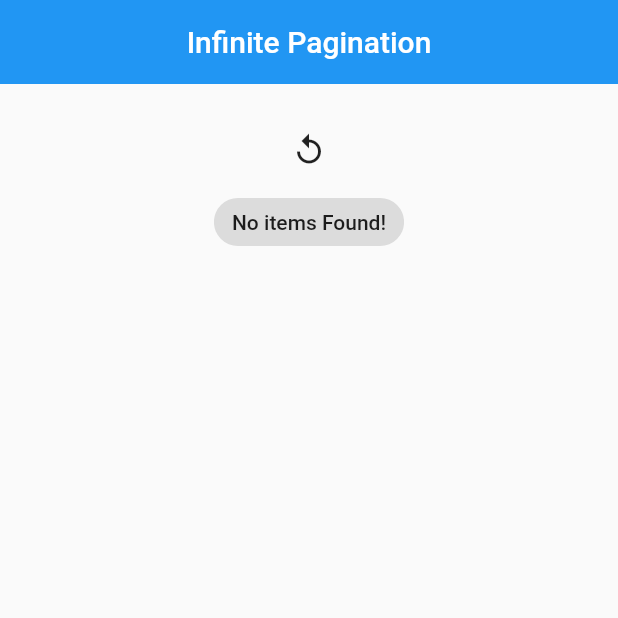
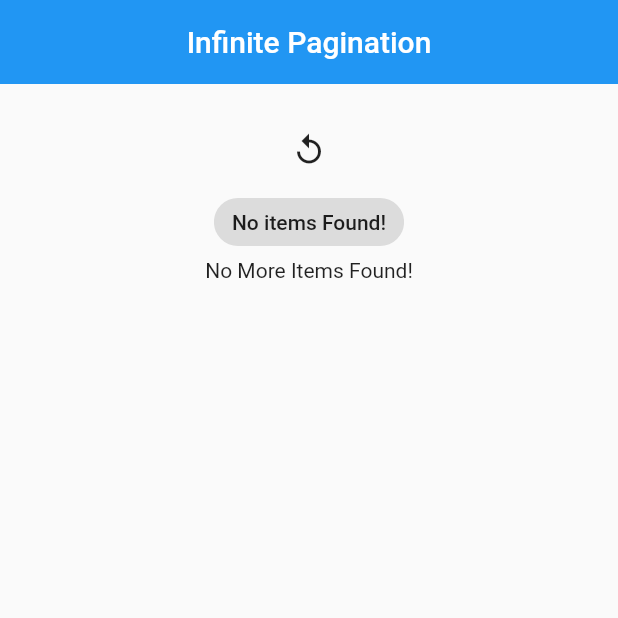
Before and after one commit to rutvik110/Flutter-Infinite-Pagination, a Flutter app: the screen it shows after launch, after a tap on the "replay" icon, on a phone screen of 412 x 824 dp, the top half of it. Run offline on Flutter 3.47's test engine with Material 2 defaults, Android fonts, the phone set to English and light mode, and no system bars; our stand-ins replace cloud_firestore, firebase_core, flutter_riverpod, freezed_annotation; accounts and stored records are empty.

Commit message:
Here we go!💙 🚀

```diff
--- a/lib/main.dart
+++ b/lib/main.dart
@@ -1,7 +1,8 @@
 import 'package:firebase_core/firebase_core.dart';
 import 'package:flutter/material.dart';
 import 'package:flutter_riverpod/flutter_riverpod.dart';
-import 'package:infinite_pagination/providers.dart';
+import 'package:infinite_pagination/src/database.dart';
+import 'package:infinite_pagination/src/providers.dart';
 
 void main() async {
   WidgetsFlutterBinding.ensureInitialized();
@@ -38,10 +39,13 @@ class PaginatedListView extends ConsumerWidget {
       double currentScroll = scrollController.position.pixels;
       double delta = MediaQuery.of(context).size.width * 0.20;
       if (maxScroll - currentScroll <= delta) {
-        ref.read(itemsProvider.notifier).fetchNextPage();
+        ref.read(itemsProvider.notifier).fetchNextBatch();
       }
     });
     return Scaffold(
+      floatingActionButton: ScrollToTopButton(
+        scrollController: scrollController,
+      ),
       body: CustomScrollView(
         controller: scrollController,
         restorationId: "items List",
@@ -57,9 +61,70 @@ class PaginatedListView extends ConsumerWidget {
             ),
           ),
           ItemsList(),
-          PostsListBottomWidget(),
+          NoMoreItems(),
+          OnGoingBottomWidget(),
         ],
       ),
+    );
+  }
+}
+
+class ScrollToTopButton extends StatelessWidget {
+  const ScrollToTopButton({
+    Key? key,
+    required this.scrollController,
+  }) : super(key: key);
+
+  final ScrollController scrollController;
+
+  @override
+  Widget build(BuildContext context) {
+    return AnimatedBuilder(
+      animation: scrollController,
+      builder: (context, child) {
+        double scrollOffset = scrollController.offset;
+        return scrollOffset > MediaQuery.of(context).size.height * 0.5
+            ? FloatingActionButton(
+                tooltip: "Scroll to top",
+                child: const Icon(
+                  Icons.arrow_upward,
+                ),
+                onPressed: () async {
+                  scrollController.animateTo(
+                    0,
+                    duration: const Duration(milliseconds: 300),
+                    curve: Curves.easeInOut,
+                  );
+                },
+              )
+            : const SizedBox.shrink();
+      },
+    );
+  }
+}
+
+class NoMoreItems extends ConsumerWidget {
+  const NoMoreItems({Key? key}) : super(key: key);
+
+  @override
+  Widget build(BuildContext context, WidgetRef ref) {
+    final state = ref.watch(itemsProvider);
+
+    return SliverToBoxAdapter(
+      child: state.maybeWhen(
+          orElse: () => const SizedBox.shrink(),
+          data: (items) {
+            final nomoreItems = ref.read(itemsProvider.notifier).noMoreItems;
+            return nomoreItems
+                ? const Padding(
+                    padding: EdgeInsets.only(bottom: 20),
+                    child: Text(
+                      "No More Items Found!",
+                      textAlign: TextAlign.center,
+                    ),
+                  )
+                : const SizedBox.shrink();
+          }),
     );
   }
 }
@@ -71,10 +136,7 @@ class ItemsList extends StatelessWidget {
   Widget build(BuildContext context) {
     return Consumer(builder: (context, ref, child) {
       final state = ref.watch(itemsProvider);
-      return state.maybeWhen(
-        orElse: () => const SliverToBoxAdapter(
-          child: SizedBox.shrink(),
-        ),
+      return state.when(
         data: (items) {
           return items.isEmpty
               ? SliverToBoxAdapter(
@@ -82,7 +144,7 @@ class ItemsList extends StatelessWidget {
                     children: [
                       IconButton(
                         onPressed: () {
-                          ref.read(itemsProvider.notifier).fetchFirstPage(true);
+                          ref.read(itemsProvider.notifier).fetchFirstBatch();
                         },
                         icon: const Icon(Icons.replay),
                       ),
@@ -92,18 +154,11 @@ class ItemsList extends StatelessWidget {
                     ],
                   ),
                 )
-              : SliverList(
-                  delegate: SliverChildBuilderDelegate(
-                    (context, index) {
-                      return ListTile(
-                        title: Text("Item ${index + 1}"),
-                      );
-                    },
-                    childCount: items.length,
-                  ),
+              : ItemsListBuilder(
+                  items: items,
                 );
         },
-        loading: (items) => const SliverToBoxAdapter(
+        loading: () => const SliverToBoxAdapter(
             child: Center(child: CircularProgressIndicator())),
         error: (e, stk) => SliverToBoxAdapter(
           child: Center(
@@ -124,27 +179,13 @@ class ItemsList extends StatelessWidget {
           ),
         ),
         onGoingLoading: (items) {
-          return SliverList(
-            delegate: SliverChildBuilderDelegate(
-              (context, index) {
-                return ListTile(
-                  title: Text("Item ${index + 1}"),
-                );
-              },
-              childCount: items.length,
-            ),
+          return ItemsListBuilder(
+            items: items,
           );
         },
         onGoingError: (items, e, stk) {
-          return SliverList(
-            delegate: SliverChildBuilderDelegate(
-              (context, index) {
-                return ListTile(
-                  title: Text("Item ${index + 1}"),
-                );
-              },
-              childCount: items.length,
-            ),
+          return ItemsListBuilder(
+            items: items,
           );
         },
       );
@@ -152,14 +193,37 @@ class ItemsList extends StatelessWidget {
   }
 }
 
-class PostsListBottomWidget extends StatelessWidget {
-  const PostsListBottomWidget({Key? key}) : super(key: key);
+class ItemsListBuilder extends StatelessWidget {
+  const ItemsListBuilder({
+    Key? key,
+    required this.items,
+  }) : super(key: key);
+
+  final List<Item> items;
 
   @override
   Widget build(BuildContext context) {
-    return SliverToBoxAdapter(
-      child: Padding(
-        padding: const EdgeInsets.only(bottom: 80),
+    return SliverList(
+      delegate: SliverChildBuilderDelegate(
+        (context, index) {
+          return ListTile(
+            title: Text("Item ${index + 1}"),
+          );
+        },
+        childCount: items.length,
+      ),
+    );
+  }
+}
+
+class OnGoingBottomWidget extends StatelessWidget {
+  const OnGoingBottomWidget({Key? key}) : super(key: key);
+
+  @override
+  Widget build(BuildContext context) {
+    return SliverPadding(
+      padding: const EdgeInsets.all(40),
+      sliver: SliverToBoxAdapter(
         child: Consumer(builder: (context, ref, child) {
           final state = ref.watch(itemsProvider);
           return state.maybeWhen(
--- a/lib/database.dart
+++ b/lib/src/database.dart
@@ -12,16 +12,15 @@ class Item {
 }
 
 class MyDatabase {
-  Future<List<Item>> fetchItems(
-    Item? items,
-    int offset,
-  ) async {
+  Future<List<Item>> fetchItems(Item? item) async {
     final itemsCollectionRef = FirebaseFirestore.instance.collection('posts');
-    if (items == null) {
+
+    if (item == null) {
       final documentSnapshot = await itemsCollectionRef
           .orderBy("createdAt", descending: true)
-          .limit(20)
+          .limit(1000)
           .get();
+
       return documentSnapshot.docs
           .map<Item>(
             (data) => Item(
@@ -34,14 +33,18 @@ class MyDatabase {
     } else {
       final documentSnapshot = await itemsCollectionRef
           .orderBy("createdAt", descending: true)
-          .startAfter([items.createdAt])
-          .limit(20)
+          .startAfter([item.createdAt])
+          .limit(1000)
           .get();
+
       return documentSnapshot.docs
-          .map<Item>((data) => Item(
+          .map<Item>(
+            (data) => Item(
               title: data['title'],
               body: data['body'],
-              createdAt: data['createdAt']))
+              createdAt: data['createdAt'],
+            ),
+          )
           .toList();
     }
   }
--- a/lib/pagination_notifier.dart
+++ b/lib/src/pagination_notifier.dart
@@ -2,16 +2,16 @@ import 'dart:async';
 import 'dart:developer';
 
 import 'package:flutter_riverpod/flutter_riverpod.dart';
-import 'package:infinite_pagination/pagination_state.dart';
+import 'package:infinite_pagination/src/pagination_state/pagination_state.dart';
 
 class PaginationNotifier<T> extends StateNotifier<PaginationState<T>> {
   PaginationNotifier({
     required this.fetchNextItems,
-    required this.hitsPerPage,
-  }) : super(const PaginationState.loading([]));
+    required this.itemsPerBatch,
+  }) : super(const PaginationState.loading());
 
-  final Future<List<T>> Function(T? item, int offset) fetchNextItems;
-  final int hitsPerPage;
+  final Future<List<T>> Function(T? item) fetchNextItems;
+  final int itemsPerBatch;
 
   final List<T> _items = [];
 
@@ -21,13 +21,12 @@ class PaginationNotifier<T> extends StateNotifier<PaginationState<T>> {
 
   void init() {
     if (_items.isEmpty) {
-      // _timer.cancel();
-      fetchFirstPage(true);
+      fetchFirstBatch();
     }
   }
 
   void updateData(List<T> result) {
-    noMoreItems = result.length < hitsPerPage;
+    noMoreItems = result.length < itemsPerBatch;
 
     if (result.isEmpty) {
       state = PaginationState.data(_items);
@@ -36,28 +35,20 @@ class PaginationNotifier<T> extends StateNotifier<PaginationState<T>> {
     }
   }
 
-  Future<void> fetchFirstPage(bool clearCurrentList) async {
+  Future<void> fetchFirstBatch() async {
     try {
-      state = PaginationState.loading(_items);
+      state = const PaginationState.loading();
 
-      final List<T> result = _items.isEmpty || clearCurrentList
-          ? await fetchNextItems(
-              null,
-              0,
-            )
-          : await fetchNextItems(_items.last, _items.length);
-      if (clearCurrentList) {
-        _items.clear();
-      }
+      final List<T> result = _items.isEmpty
+          ? await fetchNextItems(null)
+          : await fetchNextItems(_items.last);
       updateData(result);
     } catch (e, stk) {
       state = PaginationState.error(e, stk);
     }
   }
 
-  Future<void> fetchNextPage({
-    bool clearCurrentList = false,
-  }) async {
+  Future<void> fetchNextBatch() async {
     if (_timer.isActive && _items.isNotEmpty) {
       return;
     }
@@ -72,13 +63,14 @@ class PaginationNotifier<T> extends StateNotifier<PaginationState<T>> {
       return;
     }
 
-    log("Passed");
+    log("Fetching next batch of items");
 
     state = PaginationState.onGoingLoading(_items);
 
     try {
       await Future.delayed(const Duration(seconds: 1));
-      final result = await fetchNextItems(_items.last, _items.length);
+      final result = await fetchNextItems(_items.last);
+      log(result.length.toString());
       updateData(result);
     } catch (e, stk) {
       log("Error fetching next page", error: e, stackTrace: stk);
--- a/lib/pagination_state.dart
+++ b/lib/src/pagination_state/pagination_state.dart
@@ -5,10 +5,8 @@ part 'pagination_state.freezed.dart';
 @freezed
 abstract class PaginationState<T> with _$PaginationState<T> {
   const factory PaginationState.data(List<T> items) = _Data;
-  const factory PaginationState.loading(List<T> items) = _Loading;
+  const factory PaginationState.loading() = _Loading;
   const factory PaginationState.error(Object? e, [StackTrace? stk]) = _Error;
-  // const factory PaginationState.onGoingData(List<T> items, bool hasReachedMax) =
-  //     _OnGoingData;
   const factory PaginationState.onGoingLoading(List<T> items) = _OnGoingLoading;
   const factory PaginationState.onGoingError(List<T> items, Object? e,
       [StackTrace? stk]) = _OnGoingError;
--- a/lib/providers.dart
+++ b/lib/src/providers.dart
@@ -1,18 +1,17 @@
 import 'package:flutter_riverpod/flutter_riverpod.dart';
-import 'package:infinite_pagination/database.dart';
-import 'package:infinite_pagination/pagination_notifier.dart';
-import 'package:infinite_pagination/pagination_state.dart';
+import 'package:infinite_pagination/src/database.dart';
+import 'package:infinite_pagination/src/pagination_notifier.dart';
+import 'package:infinite_pagination/src/pagination_state/pagination_state.dart';
 
 final itemsProvider =
     StateNotifierProvider<PaginationNotifier<Item>, PaginationState<Item>>(
         (ref) {
   return PaginationNotifier(
-    hitsPerPage: 20,
+    itemsPerBatch: 20,
     fetchNextItems: (
-      chase,
-      offset,
+      item,
     ) {
-      return ref.read(databaseProvider).fetchItems(chase, offset);
+      return ref.read(databaseProvider).fetchItems(item);
     },
   )..init();
 });
```
Also changed, not shown: lib/src/pagination_state/pagination_state.freezed.dart.
